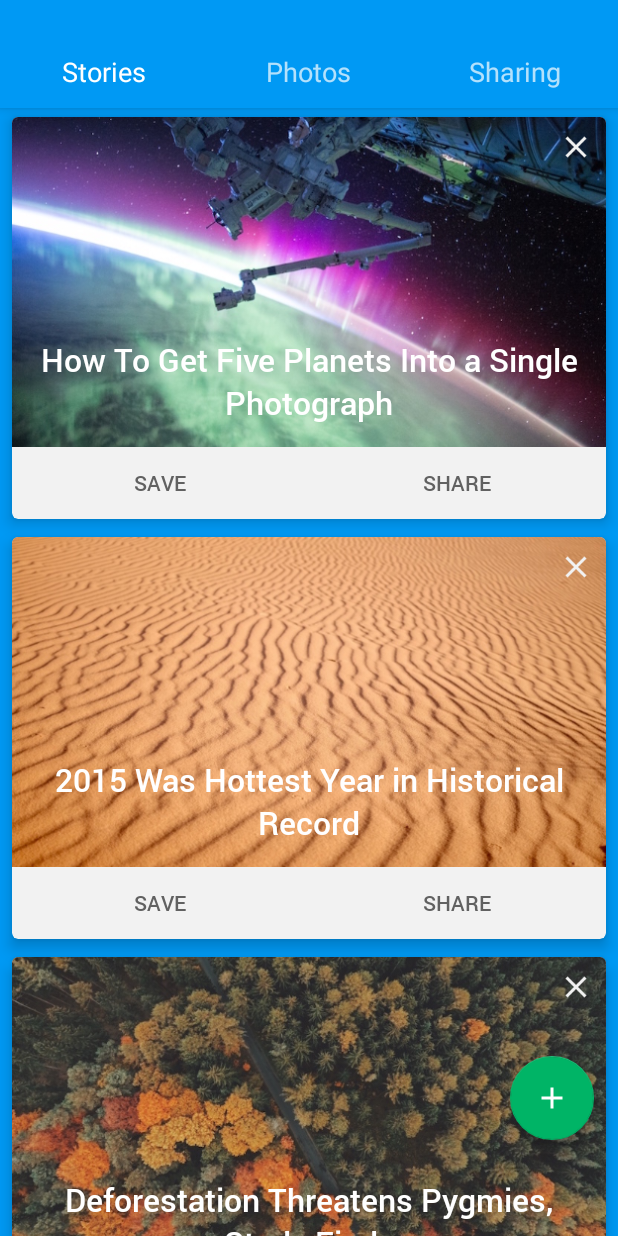
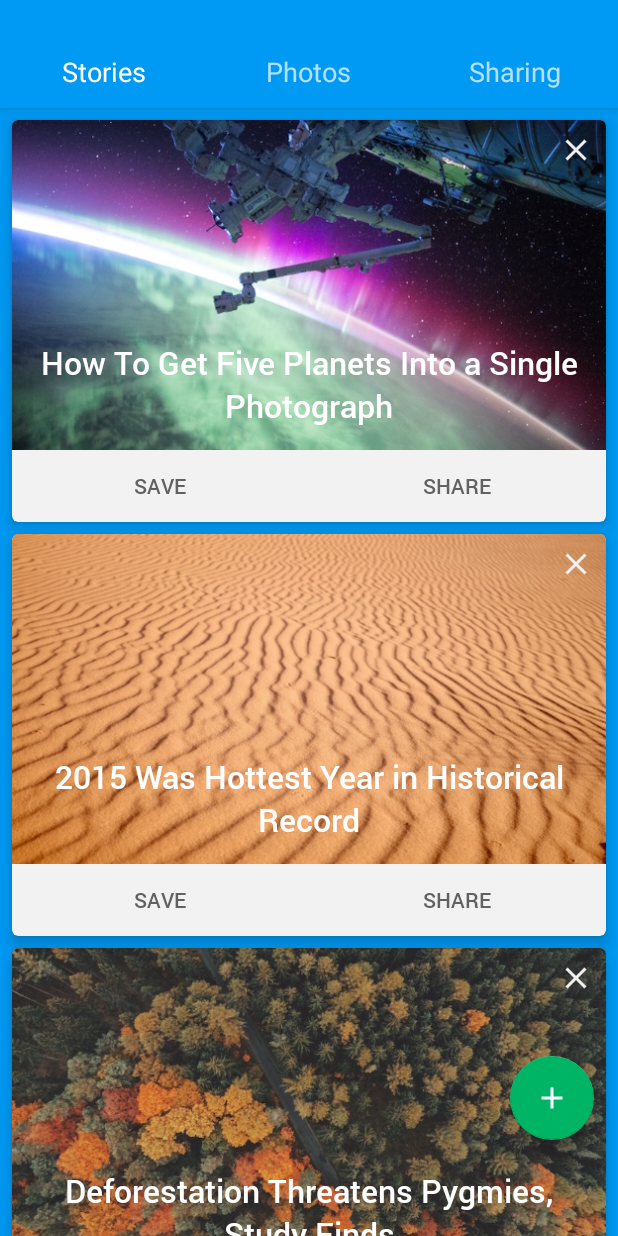
Before and after one commit to iferdelja/colored-tabs, an Android app: the screen it shows after launch (MainActivity), on a phone screen of 412 x 824 dp. Run offline under Robolectric (Android 15) with nearby library versions, the phone set to English and light mode, and no system bars.

Commit message:
Adjusted margins.

```diff
--- a/android/ColoredTabs/app/src/main/res/layout/fragment_photos.xml
+++ b/android/ColoredTabs/app/src/main/res/layout/fragment_photos.xml
@@ -7,6 +7,7 @@
     android:horizontalSpacing="3dp"
     android:numColumns="3"
     android:orientation="vertical"
+    android:paddingTop="@dimen/fragment_padding"
     android:paddingLeft="@dimen/fragment_padding"
     android:paddingRight="@dimen/fragment_padding"
     android:paddingBottom="@dimen/fragment_bottom_padding"
--- a/android/ColoredTabs/app/src/main/res/layout/story.xml
+++ b/android/ColoredTabs/app/src/main/res/layout/story.xml
@@ -7,10 +7,9 @@
     card_view:cardCornerRadius="4dp"
     card_view:cardElevation="6dp"
     card_view:cardMaxElevation="8dp"
-    android:layout_marginLeft="8dp"
-    android:layout_marginRight="8dp"
-    android:layout_marginTop="6dp"
-    android:layout_marginBottom="6dp"
+    android:layout_marginLeft="@dimen/fragment_padding"
+    android:layout_marginRight="@dimen/fragment_padding"
+    android:layout_marginTop="@dimen/fragment_padding"
     >
 
     <RelativeLayout
```
